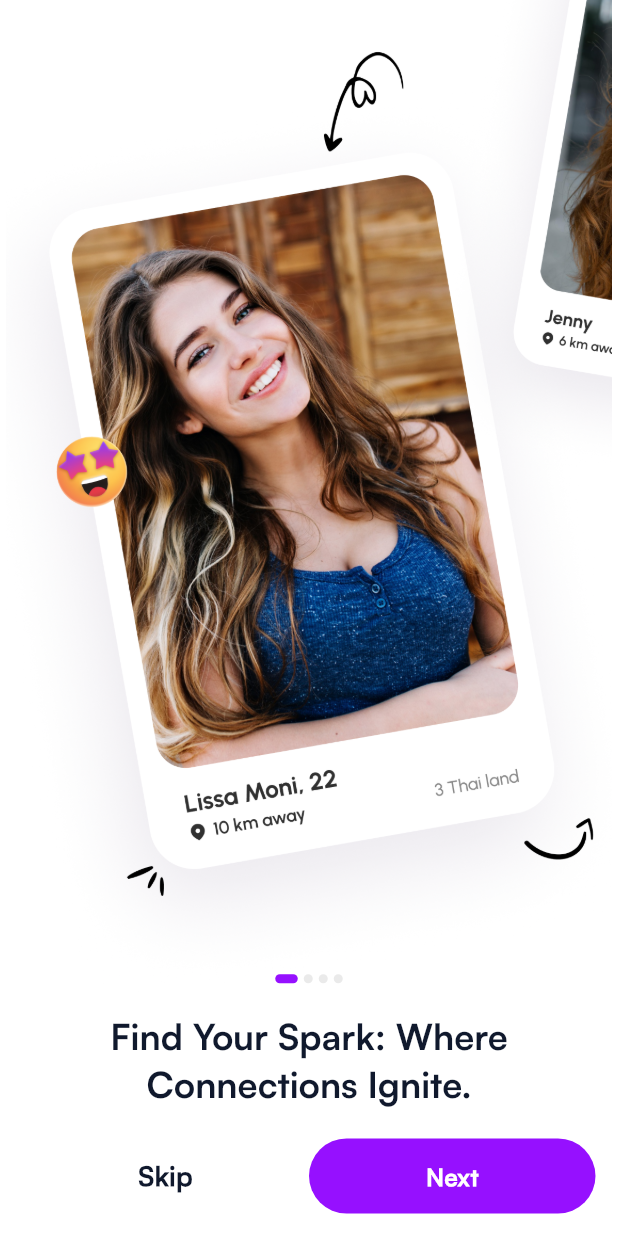
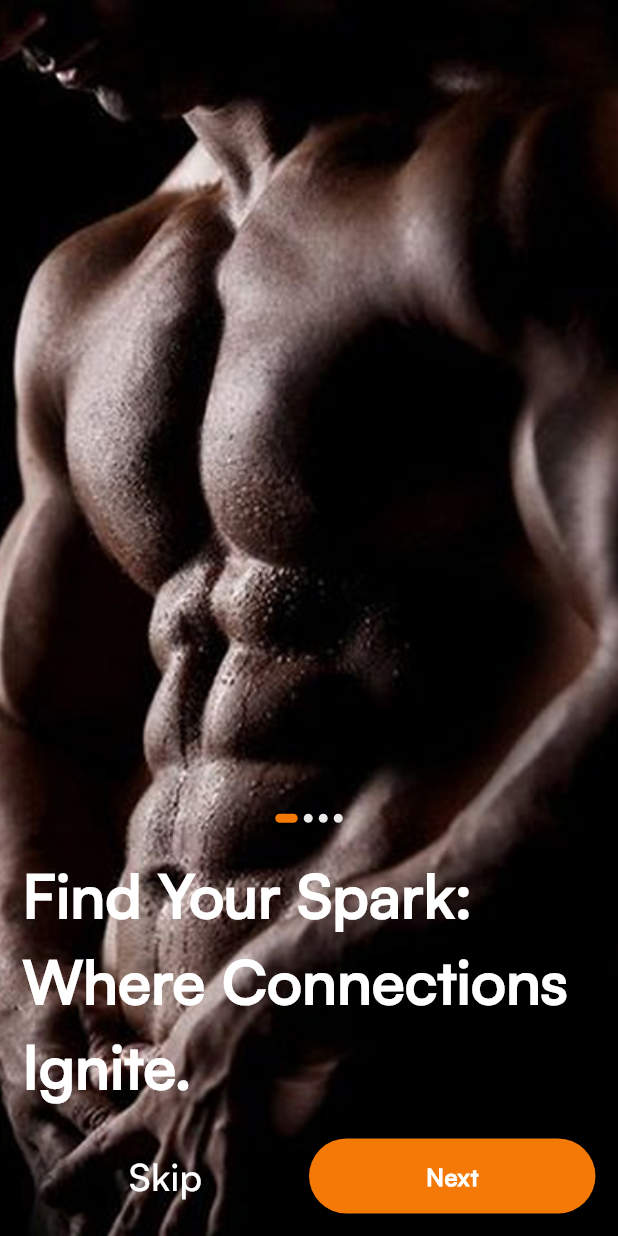
Before and after one commit to MobrilzPvtLtd/formen-flutter, a Flutter app: the screen it shows after launch, on a phone screen of 412 x 824 dp. Run offline on Flutter 3.47's test engine with Material 3 defaults, Android fonts, the light colour scheme and no system bars; our stand-ins replace camera, carousel_slider, cloud_firestore, dio, firebase_auth, firebase_core and 24 more; missing offline and left inert: agora_rtc_engine, flutter_facebook_auth, onesignal_flutter, razorpay_flutter, twitter_login; accounts and stored records are empty.

Commit message:
changes 20 may

```diff
--- a/lib/core/config.dart
+++ b/lib/core/config.dart
@@ -1,16 +1,21 @@
 class Config {
 
-  static const String agoraVcKey = "*******************************";
+  static const String agoraVcKey = "942c66d6342c4468a94c41b04db60b20";
 
 
   static const Map<String, dynamic> header = {
     "Content-Type": "application/json"
   };
 
-  static const String firebaseKey = '******************************************';
+  static const String firebaseKey = 'AAAA85FrdeA:APA91bHuTdwMGWrT0rzGUGHTwJcB4yqNepra4QFutzJxybCfKOto8pEgbbglIG8kRrRpC02y3K9OSe-dXcNNEIUkVCAdPTOm6WJMGePSH4UiwzqMKr4SPIsDPdkav4vHH5kF2XuUlzyZ';
   static const String notificationUrl = 'https://fcm.googleapis.com/fcm/send';
-  static const String baseUrl = "https://gomeet.cscodetech.cloud/";
-  static const String baseUrlApi = "https://gomeet.cscodetech.cloud/api";
+  static const String baseUrl = "https://formen.ultimatetrueweb.com";
+  static const String baseUrlApi = "https://formen.ultimatetrueweb.com/api";
+
+
+
+
+
 
 
 
@@ -52,6 +57,6 @@ class Config {
   static const String identifyapi = "/identity_doc.php";
 
 
-  static String oneSignel = "***********************************";
+  static String oneSignel = "7db21887-2378-483a-81b9-cee6239fac8d";
 
 }
--- a/lib/core/ui.dart
+++ b/lib/core/ui.dart
@@ -1,7 +1,7 @@
 import 'package:flutter/material.dart';
 
 class AppColors {
-  static Color appColor = const Color(0xff9610FF);
+  static Color appColor = const Color(0xfffF47906);
   static Color appBgColorlite = const Color(0xffffffff);
   static Color appBgColordart = const Color(0xff10100b);
   static Color textLight = const Color(0xff10192D);
--- a/lib/main.dart
+++ b/lib/main.dart
@@ -16,6 +16,7 @@ import 'package:dating/presentation/firebase/vc_provider.dart';
 import 'package:dating/presentation/screens/AudioCall/audiocall_provider.dart';
 import 'package:dating/presentation/screens/BottomNavBar/chats.dart';
 import 'package:dating/presentation/screens/BottomNavBar/homeProvider/homeprovier.dart';
+import 'package:dating/presentation/screens/BottomNavBar/home_screen.dart';
 import 'package:dating/presentation/screens/BottomNavBar/match/matchprovider.dart';
 import 'package:dating/presentation/screens/other/editProfile/editprofile_provider.dart';
 import 'package:dating/presentation/screens/other/likeMatch/likematch_provider.dart';
--- a/lib/presentation/screens/BottomNavBar/homeProvider/homeprovier.dart
+++ b/lib/presentation/screens/BottomNavBar/homeProvider/homeprovier.dart
@@ -75,6 +75,7 @@ class HomeProvider extends ChangeNotifier {
   }
 
   localData(context) {
+    StackTrace;
     Preferences.fetchUserDetails().then((value) {
       userlocalData = userModelFromJson(value);
       lat = Provider.of<OnBordingProvider>(context, listen: false).lat;
@@ -91,6 +92,7 @@ class HomeProvider extends ChangeNotifier {
   bool isedit = true;
 
   updateisEdit() {
+    StackTrace;
     isedit =!isedit;
     notifyListeners();
   }
--- a/lib/presentation/screens/BottomNavBar/home_screen.dart
+++ b/lib/presentation/screens/BottomNavBar/home_screen.dart
@@ -33,12 +33,14 @@ class HomeScreen extends StatefulWidget {
 }
 
 class _HomeScreenState extends State<HomeScreen> with TickerProviderStateMixin {
+
   late HomeProvider homeProvider;
   late EditProfileProvider editProfileProvider;
 
   @override
   void initState() {
     super.initState();
+   StackTrace;
     BlocProvider.of<HomePageCubit>(context).initforHome(context);
     homeProvider = Provider.of<HomeProvider>(context, listen: false);
     editProfileProvider = Provider.of<EditProfileProvider>(context, listen: false);
@@ -71,6 +73,7 @@ class _HomeScreenState extends State<HomeScreen> with TickerProviderStateMixin {
 
   @override
   Widget build(BuildContext context) {
+    StackTrace;
     homeProvider = Provider.of<HomeProvider>(context);
     return Scaffold(
       appBar:  PreferredSize(
--- a/lib/presentation/screens/splash_bording/creat_steps.dart
+++ b/lib/presentation/screens/splash_bording/creat_steps.dart
@@ -426,8 +426,8 @@ class _CreatStepsState extends State<CreatSteps> {
         crossAxisAlignment: CrossAxisAlignment.start,
         children: [
           Text(
-            // "Your GoMeet identity 😎".tr,
-            AppLocalizations.of(context)?.translate("Your GoMeet identity 😎") ?? "Your GoMeet identity 😎",
+            // "Your ForMen identity 😎".tr,
+            AppLocalizations.of(context)?.translate("Your ForMen identity 😎") ?? "Your ForMen identity 😎",
             style: Theme.of(context).textTheme.headlineMedium,
             textAlign: TextAlign.center,
           ),
--- a/lib/presentation/screens/splash_bording/onBordingProvider/onbording_provider.dart
+++ b/lib/presentation/screens/splash_bording/onBordingProvider/onbording_provider.dart
@@ -82,19 +82,19 @@ class OnBordingProvider with ChangeNotifier {
   List onBordingData = [
     {
       "title": "Find Your Spark: Where Connections Ignite.",
-      "image": "assets/Image/onborading3.png",
+      "image": "assets/Image/mainHomeBackground.jpg",
     },
     {
       "title": "Connecting Hearts, One Swipe at a Time",
-      "image": "assets/Image/onborading1.png",
+      "image": "assets/Image/mainMembrosBackground.jpg",
     },
     {
       "title": "Discover, Connect, Love: Your Journey Starts Here",
-      "image": "assets/Image/onborading2.png",
+      "image": "assets/Image/mainHomeBackground.jpg",
     },
     {
       "title": "It’s match",
-      "image": "assets/Image/onborading4.png",
+      "image": "assets/Image/mainMembrosBackground.jpg",
     }
   ];
 
--- a/lib/presentation/screens/splash_bording/onbording_screens.dart
+++ b/lib/presentation/screens/splash_bording/onbording_screens.dart
@@ -19,6 +19,8 @@ class _OnBoardingScreenState extends State<OnBoardingScreen> {
   late OnBordingProvider onBordingProvider;
   @override
   Widget build(BuildContext context) {
+   final height =MediaQuery.of(context).size.height;
+   final width =MediaQuery.of(context).size.width;
     onBordingProvider = Provider.of<OnBordingProvider>(context);
     return Scaffold(
       backgroundColor: Theme.of(context).scaffoldBackgroundColor,
@@ -34,9 +36,9 @@ class _OnBoardingScreenState extends State<OnBoardingScreen> {
             itemBuilder: (context, index){
               return Container(
                 decoration:  BoxDecoration(
-                  image: DecorationImage(image: AssetImage(onBordingProvider.onBordingData[index]["image"]))
+                  image: DecorationImage(image: AssetImage(onBordingProvider.onBordingData[index]["image"]),fit: BoxFit.cover)
                 ),
-                height: MediaQuery.of(context).size.height,width: MediaQuery.of(context).size.width,);
+                height: height*0.4,width: width*0.4,);
             }
           ),
           Padding(
@@ -63,7 +65,7 @@ class _OnBoardingScreenState extends State<OnBoardingScreen> {
                     ),
                   ),
                   const SizedBox(height: 10,),
-                  Text(onBordingProvider.onBordingData[onBordingProvider.onboradingCurrent]["title"],style: Theme.of(context).textTheme.headlineSmall,textAlign: TextAlign.center,maxLines: 2),
+                  Text(onBordingProvider.onBordingData[onBordingProvider.onboradingCurrent]["title"],style:TextStyle(color: Colors.white,fontWeight: FontWeight.w800,fontSize: 40) ),
                   const SizedBox(height: 20,),
                    onBordingProvider.onboradingCurrent == onBordingProvider.onBordingData.length-1 ?   Row(
                      mainAxisAlignment: MainAxisAlignment.center,
@@ -74,7 +76,7 @@ class _OnBoardingScreenState extends State<OnBoardingScreen> {
                              Navigator.pushNamedAndRemoveUntil(context, AuthScreen.authScreenRoute, (route) => false);
                            },
                            // child: Text("Skip".tr,style: Theme.of(context).textTheme.bodyLarge!.copyWith(fontWeight: FontWeight.w700),textAlign: TextAlign.center,))),
-                           child: Text(AppLocalizations.of(context)?.translate("Skip") ?? "Skip",style: Theme.of(context).textTheme.bodyLarge!.copyWith(fontWeight: FontWeight.w700),textAlign: TextAlign.center,))
+                           child: Text(AppLocalizations.of(context)?.translate("Skip") ?? "Skip",textAlign: TextAlign.center,style: const TextStyle(fontWeight: FontWeight.w700,color: Colors.white,fontSize: 25,)))
                        ),
                        Expanded(
                          child: MainButton(title: AppLocalizations.of(context)?.translate("Let's Start") ?? "Let's Start",radius: 80,onTap: () {
@@ -89,7 +91,7 @@ class _OnBoardingScreenState extends State<OnBoardingScreen> {
                           Navigator.pushNamedAndRemoveUntil(context, AuthScreen.authScreenRoute, (route) => false);
                         },
                         // child: Text("Skip".tr,style: Theme.of(context).textTheme.bodyLarge!.copyWith(fontWeight: FontWeight.w700),textAlign: TextAlign.center,))),
-                        child: Text(AppLocalizations.of(context)?.translate("Skip") ?? "Skip",style: Theme.of(context).textTheme.bodyLarge!.copyWith(fontWeight: FontWeight.w700),textAlign: TextAlign.center,))
+                        child: Text(AppLocalizations.of(context)?.translate("Skip") ?? "Skip",textAlign: TextAlign.center,style: TextStyle(color: Colors.white,fontSize: 25,fontWeight: FontWeight.w600)))
                     ),
                      // Expanded(child: MainButton(title: "Next".tr,radius: 80,onTap: () {
                      Expanded(child: MainButton(title: AppLocalizations.of(context)?.translate("Next") ?? "Next",radius: 80,onTap: () {
--- a/lib/presentation/screens/splash_bording/splash_screen.dart
+++ b/lib/presentation/screens/splash_bording/splash_screen.dart
@@ -26,7 +26,7 @@ class _SplashScreenState extends State<SplashScreen> {
         children: [
 
           Center(
-              child: SvgPicture.asset("assets/Image/appLogo.svg",height:60,width: 60,)),
+              child: Image.asset("assets/Image/Isotipo.png",height:80,width: 80,)),
 
         ],
       ),
--- a/pubspec.yaml
+++ b/pubspec.yaml
@@ -56,7 +56,7 @@ dependencies:
   cached_network_image: ^3.3.1
   flutter_localization: ^0.2.0
   lottie: ^3.1.0
-  cloud_firestore: ^4.13.4
+  cloud_firestore: ^4.17.3
   firebase_messaging: ^14.7.7
   flutter_local_notifications: ^9.7.0
   intl: ^0.18.1
```
Also changed, not shown: lib/core/api.dart (+10 -1 lines), lib/presentation/screens/splash_bording/auth_screen.dart (+12 -9 lines), assets/Image/Isotipo.png (added), assets/Image/Isotipo.svg (added), assets/Image/appLogo.svg, assets/Image/mainHomeBackground.jpg (added), assets/Image/mainMembrosBackground.jpg (added), firebase.json (added), lib/firebase_options.dart (added), pubspec.lock, 54 other files.
